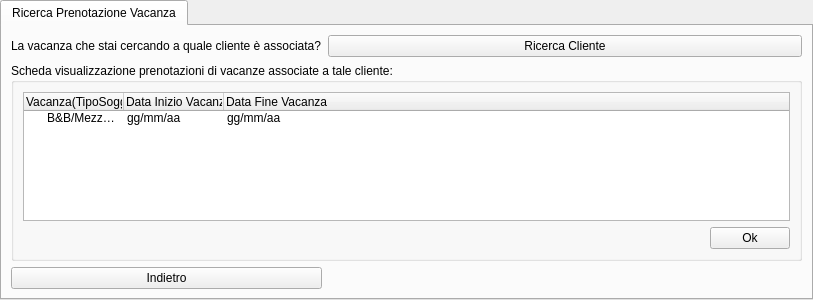
The window that ui/Receptionist/GestireLaVacanza/RicercaPrenotazioneVacanza.ui (mdoraz/Hotel) describes before a commit, drawn with Qt 5.
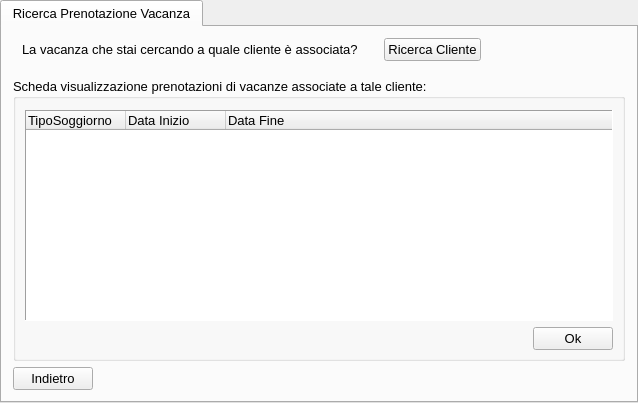
The same window after the commit.

```diff
--- a/ui/Receptionist/GestireLaVacanza/RicercaPrenotazioneVacanza.ui
+++ b/ui/Receptionist/GestireLaVacanza/RicercaPrenotazioneVacanza.ui
@@ -6,10 +6,22 @@
    <rect>
     <x>0</x>
     <y>0</y>
-    <width>813</width>
-    <height>300</height>
+    <width>638</width>
+    <height>403</height>
    </rect>
   </property>
+  <property name="minimumSize">
+   <size>
+    <width>630</width>
+    <height>400</height>
+   </size>
+  </property>
+  <property name="font">
+   <font>
+    <family>Arial</family>
+    <pointsize>10</pointsize>
+   </font>
+  </property>
   <property name="windowTitle">
    <string>Struttura Alberghiera</string>
   </property>
@@ -18,17 +30,102 @@
     <string>Ricerca Prenotazione Vacanza</string>
    </attribute>
    <layout class="QGridLayout" name="gridLayout">
-    <item row="0" column="1">
-     <widget class="QPushButton" name="btnRicercaCliente">
-      <property name="text">
-       <string>Ricerca Cliente</string>
+    <property name="leftMargin">
+     <number>11</number>
+    </property>
+    <property name="topMargin">
+     <number>11</number>
+    </property>
+    <property name="rightMargin">
+     <number>11</number>
+    </property>
+    <property name="bottomMargin">
+     <number>11</number>
+    </property>
+    <item row="0" column="0" colspan="2">
+     <widget class="QWidget" name="widget" native="true">
+      <property name="sizePolicy">
+       <sizepolicy hsizetype="Preferred" vsizetype="Preferred">
+        <horstretch>0</horstretch>
+        <verstretch>0</verstretch>
+       </sizepolicy>
       </property>
+      <layout class="QHBoxLayout" name="horizontalLayout">
+       <property name="topMargin">
+        <number>0</number>
+       </property>
+       <property name="bottomMargin">
+        <number>11</number>
+       </property>
+       <item>
+        <widget class="QLabel" name="labelQualeVacanzaStaiCercandoAssociataCliente">
+         <property name="text">
+          <string>La vacanza che stai cercando a quale cliente è associata?</string>
+         </property>
+        </widget>
+       </item>
+       <item>
+        <spacer name="horizontalSpacer_4">
+         <property name="orientation">
+          <enum>Qt::Horizontal</enum>
+         </property>
+         <property name="sizeType">
+          <enum>QSizePolicy::Fixed</enum>
+         </property>
+         <property name="sizeHint" stdset="0">
+          <size>
+           <width>20</width>
+           <height>20</height>
+          </size>
+         </property>
+        </spacer>
+       </item>
+       <item>
+        <widget class="QPushButton" name="btnRicerca">
+         <property name="sizePolicy">
+          <sizepolicy hsizetype="Fixed" vsizetype="Fixed">
+           <horstretch>0</horstretch>
+           <verstretch>0</verstretch>
+          </sizepolicy>
+         </property>
+         <property name="text">
+          <string>Ricerca Cliente</string>
+         </property>
+        </widget>
+       </item>
+       <item>
+        <spacer name="horizontalSpacer_3">
+         <property name="orientation">
+          <enum>Qt::Horizontal</enum>
+         </property>
+         <property name="sizeHint" stdset="0">
+          <size>
+           <width>40</width>
+           <height>20</height>
+          </size>
+         </property>
+        </spacer>
+       </item>
+      </layout>
      </widget>
     </item>
-    <item row="0" column="0">
-     <widget class="QLabel" name="labelQualeVacanzaStaiCercandoAssociataCliente">
+    <item row="2" column="1">
+     <spacer name="horizontalSpacer_2">
+      <property name="orientation">
+       <enum>Qt::Horizontal</enum>
+      </property>
+      <property name="sizeHint" stdset="0">
+       <size>
+        <width>40</width>
+        <height>20</height>
+       </size>
+      </property>
+     </spacer>
+    </item>
+    <item row="2" column="0">
+     <widget class="QPushButton" name="btnIndietro">
       <property name="text">
-       <string>La vacanza che stai cercando a quale cliente è associata?</string>
+       <string>Indietro</string>
       </property>
      </widget>
     </item>
@@ -38,6 +135,12 @@
        <string>Scheda visualizzazione prenotazioni di vacanze associate a tale cliente:</string>
       </property>
       <layout class="QGridLayout" name="gridLayout_2">
+       <property name="topMargin">
+        <number>11</number>
+       </property>
+       <property name="bottomMargin">
+        <number>8</number>
+       </property>
        <item row="2" column="1">
         <widget class="QPushButton" name="btnOk">
          <property name="text">
@@ -59,10 +162,16 @@
         </spacer>
        </item>
        <item row="0" column="0" colspan="2">
-        <widget class="QTreeWidget" name="treewidgetSpecificheVacanzaRicercata">
+        <widget class="QTreeWidget" name="treewidget">
+         <property name="frameShape">
+          <enum>QFrame::Panel</enum>
+         </property>
+         <property name="indentation">
+          <number>0</number>
+         </property>
          <column>
           <property name="text">
-           <string>Vacanza(TipoSoggiorno)</string>
+           <string>TipoSoggiorno</string>
           </property>
           <property name="font">
            <font>
@@ -72,50 +181,19 @@
          </column>
          <column>
           <property name="text">
-           <string>Data Inizio Vacanza</string>
+           <string>Data Inizio</string>
           </property>
          </column>
          <column>
           <property name="text">
-           <string>Data Fine Vacanza</string>
+           <string>Data Fine</string>
           </property>
          </column>
-         <item>
-          <property name="text">
-           <string>B&amp;B/MezzaPensione/PensioneCompleta</string>
-          </property>
-          <property name="text">
-           <string>gg/mm/aa</string>
-          </property>
-          <property name="text">
-           <string>gg/mm/aa</string>
-          </property>
-         </item>
         </widget>
        </item>
       </layout>
      </widget>
     </item>
-    <item row="2" column="1">
-     <spacer name="horizontalSpacer_2">
-      <property name="orientation">
-       <enum>Qt::Horizontal</enum>
-      </property>
-      <property name="sizeHint" stdset="0">
-       <size>
-        <width>40</width>
-        <height>20</height>
-       </size>
-      </property>
-     </spacer>
-    </item>
-    <item row="2" column="0">
-     <widget class="QPushButton" name="btnTornareIndietro">
-      <property name="text">
-       <string>Indietro</string>
-      </property>
-     </widget>
-    </item>
    </layout>
   </widget>
  </widget>
```
Left out of the diff: 2 changed lines with no effect on the pictures.
